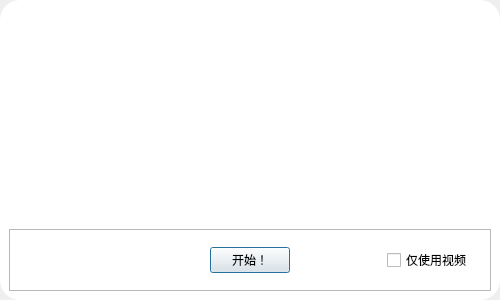
Old version of the form src/gui/design/WindowDialogNewSubTask.ui in the repository Icexbb/SekaiSubtitle-Python.
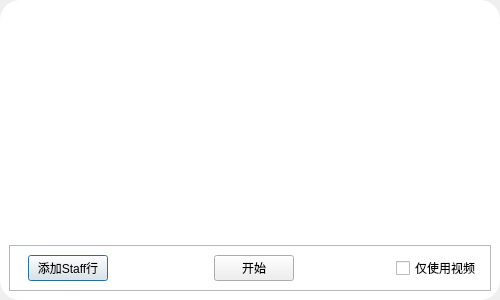
New version of the form.

Commit message: Update enhance requests in #5 Update Customizable Staff Line Repair window blocking of explorer when drag and drop Update Readme.md

```diff
--- a/src/gui/design/WindowDialogNewSubTask.ui
+++ b/src/gui/design/WindowDialogNewSubTask.ui
@@ -99,10 +99,32 @@
         <property name="frameShadow">
          <enum>QFrame::Raised</enum>
         </property>
-        <layout class="QHBoxLayout" name="horizontalLayout_4">
+        <layout class="QHBoxLayout" name="horizontalLayout_4" stretch="1,1,1">
+         <property name="topMargin">
+          <number>0</number>
+         </property>
+         <property name="rightMargin">
+          <number>0</number>
+         </property>
+         <property name="bottomMargin">
+          <number>0</number>
+         </property>
          <item>
-          <widget class="QWidget" name="widget" native="true">
-           <layout class="QHBoxLayout" name="horizontalLayout_2">
+          <widget class="QWidget" name="widget_4" native="true">
+           <layout class="QHBoxLayout" name="horizontalLayout_6">
+            <item>
+             <widget class="QPushButton" name="StaffAddButton">
+              <property name="sizePolicy">
+               <sizepolicy hsizetype="Maximum" vsizetype="Fixed">
+                <horstretch>0</horstretch>
+                <verstretch>0</verstretch>
+               </sizepolicy>
+              </property>
+              <property name="text">
+               <string>添加Staff行</string>
+              </property>
+             </widget>
+            </item>
             <item>
              <spacer name="horizontalSpacer_2">
               <property name="orientation">
@@ -110,7 +132,7 @@
               </property>
               <property name="sizeHint" stdset="0">
                <size>
-                <width>167</width>
+                <width>40</width>
                 <height>20</height>
                </size>
               </property>
@@ -120,6 +142,9 @@
           </widget>
          </item>
          <item>
+          <widget class="QWidget" name="widget" native="true">
+           <layout class="QHBoxLayout" name="horizontalLayout">
+            <item>
           <widget class="QPushButton" name="EmitButton">
            <property name="sizePolicy">
             <sizepolicy hsizetype="Fixed" vsizetype="Fixed">
@@ -128,13 +153,16 @@
             </sizepolicy>
            </property>
            <property name="text">
-            <string>开始！</string>
+               <string>开始</string>
            </property>
           </widget>
          </item>
+           </layout>
+          </widget>
+         </item>
          <item>
-          <widget class="QWidget" name="widget_2" native="true">
-           <layout class="QHBoxLayout" name="horizontalLayout">
+          <widget class="QWidget" name="widget_3" native="true">
+           <layout class="QHBoxLayout" name="horizontalLayout_3">
             <item>
              <spacer name="horizontalSpacer">
               <property name="orientation">
```
Lines whose indentation alone changed are shown as unchanged. The commit also changes 20 other files.
